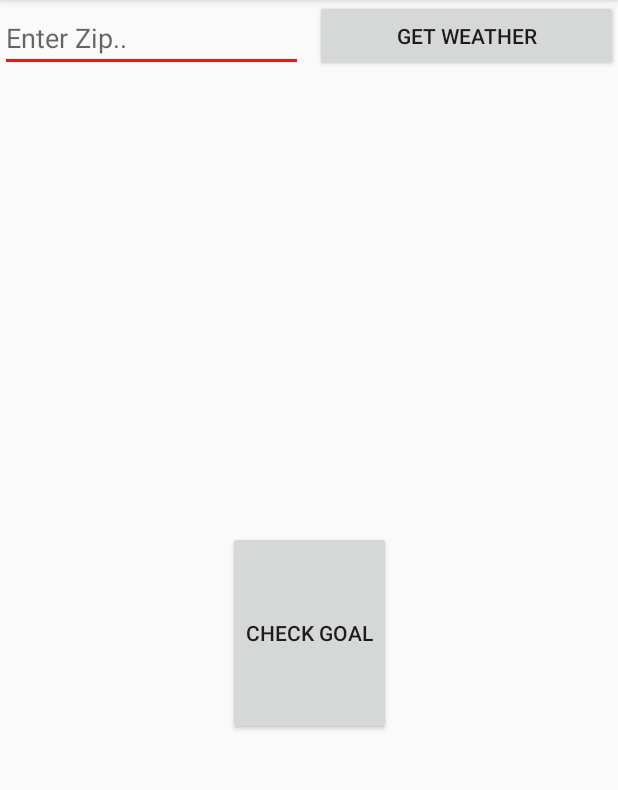
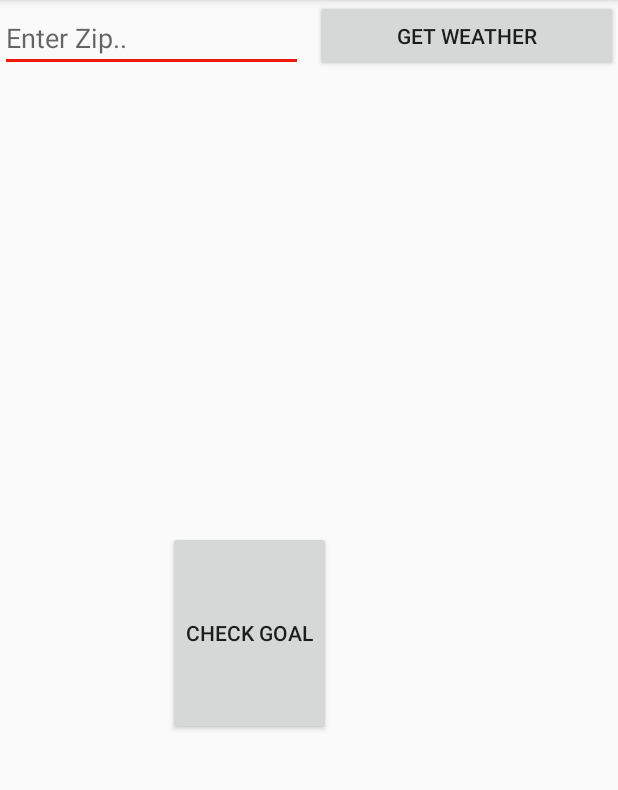
Before and after one commit to sharangw/iot-milestone5, an Android app: the screen it shows after launch (MainActivity), on a phone screen of 412 x 824 dp, the part 84-874 px from its top. Run offline under Robolectric (Android 15) with nearby library versions, the phone set to English and light mode, and no system bars; our stand-ins replace Picasso, Volley; libraries missing offline, so code that uses them is left out: org.eclipse.paho; pictures from the network do not load; 2 statements that could not run were skipped.

Commit message:
It works

```diff
--- a/app/src/main/java/edu/utexas/mpc/samplemqttandroidapp/MainActivity.kt
+++ b/app/src/main/java/edu/utexas/mpc/samplemqttandroidapp/MainActivity.kt
@@ -36,6 +36,7 @@ class MainActivity : AppCompatActivity() {
     lateinit var imageView: ImageView
     lateinit var retrieveButton: Button
     lateinit var syncButton: Button
+    lateinit var tomorrowButton: Button
 
     lateinit var queue: RequestQueue
     lateinit var gson: Gson
@@ -68,6 +69,7 @@ class MainActivity : AppCompatActivity() {
         imageView = this.findViewById(R.id.icon)
         retrieveButton = this.findViewById(R.id.retrieveButton)
         syncButton = this.findViewById(R.id.syncButton)
+        tomorrowButton = this.findViewById(R.id.syncAgain)
         context = this.baseContext
 
         queue = Volley.newRequestQueue(this)
@@ -79,6 +81,9 @@ class MainActivity : AppCompatActivity() {
         // when the user presses the syncbutton, this method will get called
         syncButton.setOnClickListener({ sendWeatherData() })
 
+        // when user presses the tomorrowButton, this method will be called
+        tomorrowButton.setOnClickListener({ getBackSteps() })
+
         // initialize the paho mqtt client with the uri and client id
         mqttAndroidClient = MqttAndroidClient(getApplicationContext(), serverUri, clientId);
 
@@ -87,28 +92,31 @@ class MainActivity : AppCompatActivity() {
 
             // when the client is successfully connected to the broker, this method gets called
             override fun connectComplete(reconnect: Boolean, serverURI: String?) {
-                println("Connection Complete!!")
-                // this subscribes the client to the subscribe topic
+                println("sendWeatherData() - Connection Complete!!")
+
                 mqttAndroidClient.subscribe(subscribeTopic, 0)
 
                 val message = MqttMessage()
 
-                message.payload = ("IoTaxes Steps").toByteArray()
+                message.payload = ("IoTexas Steps").toByteArray()
 
                 message.payload = (weatherData).toByteArray()
                 // this publishes a message to the publish topic
                 mqttAndroidClient.publish(publishTopic, message)
+                println("published message")
 
             }
 
             // this method is called when a message is received that fulfills a subscription
             override fun messageArrived(topic: String, message: MqttMessage) {
-                //println(message)
+                println("sendWeatherData() - Message Arrived")
 
                 try {
                     val data = String(message.payload, charset("UTF-8"))
+                    println("getBackSteps() Data from Pi: " + data)
                     steps.setText(data)
                 } catch (e:Exception) {}
+
 
             }
 
@@ -235,14 +243,16 @@ class MainActivity : AppCompatActivity() {
 
                     // compute averages of all lists
                     val averageTemp : Long = calculateAverage(temps)
-                    val averageMinTemp : Long = calculateAverage(minTemps)
-                    val averageMaxTemp : Long = calculateAverage(maxTemps)
+                    val averageMinTemp : Long? = minTemps.min()
+                    val averageMinTempLong : Long = averageMinTemp!!.toLong()
+                    val averageMaxTemp : Long? = maxTemps.max()
+                    val averageMaxTempLong : Long = averageMaxTemp!!.toLong()
 
                     val averageRain : Double = calculateAverageDouble(rains)
                     val averageSnow : Double = calculateAverageDouble(snows)
 
                     // Create json object of forecasted weather data to send to Raspberry Pi
-                    prepareForecastWeatherData(averageTemp, averageMinTemp, averageMaxTemp, averageRain, averageSnow)
+                    prepareForecastWeatherData(averageTemp, averageMinTempLong, averageMaxTempLong, averageRain, averageSnow)
 
                     // combine two sets of weather data
                     weatherData = currentWeatherData + forecastWeatherData
@@ -254,37 +264,45 @@ class MainActivity : AppCompatActivity() {
         queue.add(stringRequestForecast)
     }
 
+    /**
+     * This method sends the weather data by publishing to the testtopic
+     */
     fun sendWeatherData() {
 
         // connects the paho mqtt client to the broker
         mqttAndroidClient.connect() // sync with pi
+        println("Connecting to PI.....")
 
         // when things happen in the mqtt client, these callbacks will be called
         mqttAndroidClient.setCallback(object: MqttCallbackExtended {
 
             // when the client is successfully connected to the broker, this method gets called
             override fun connectComplete(reconnect: Boolean, serverURI: String?) {
-                println("Connection Complete!!")
+                println("sendWeatherData() - Connection Complete!!")
+
+                mqttAndroidClient.subscribe(subscribeTopic, 0)
 
                 val message = MqttMessage()
 
-                message.payload = ("IoTaxes Steps").toByteArray()
+                message.payload = ("IoTexas Steps").toByteArray()
 
                 message.payload = (weatherData).toByteArray()
                 // this publishes a message to the publish topic
                 mqttAndroidClient.publish(publishTopic, message)
+                println("published message")
 
             }
 
             // this method is called when a message is received that fulfills a subscription
             override fun messageArrived(topic: String, message: MqttMessage) {
-                println("Message Arrived")
+                println("sendWeatherData() - Message Arrived")
 
                 try {
                     val data = String(message.payload, charset("UTF-8"))
-                    println("getBackStesp() Data from Pi: " + data)
+                    println("getBackSteps() Data from Pi: " + data)
                     steps.setText(data)
                 } catch (e:Exception) {}
+
 
             }
 
@@ -301,12 +319,14 @@ class MainActivity : AppCompatActivity() {
 
     fun getBackSteps(){
 
+        println("here inside get back steps")
+
         // when things happen in the mqtt client, these callbacks will be called
         mqttAndroidClient.setCallback(object: MqttCallbackExtended {
 
             // when the client is successfully connected to the broker, this method gets called
             override fun connectComplete(reconnect: Boolean, serverURI: String?) {
-                println("Connection Complete!!")
+                println("getBackSteps() - Connection Complete")
                 // this subscribes the client to the subscribe topic
                 mqttAndroidClient.subscribe(subscribeTopic, 0)
 
@@ -316,9 +336,11 @@ class MainActivity : AppCompatActivity() {
             override fun messageArrived(topic: String, message: MqttMessage) {
                 //println(message)
 
+                println("getBackSteps() - message arrived!!!!!!!")
+
                 try {
                     val data = String(message.payload, charset("UTF-8"))
-                    println("getBackStesp() Data from Pi: " + data)
+                    println("getBackSteps() Data from Pi: " + data)
                     steps.setText(data)
                 } catch (e:Exception) {}
 
--- a/app/src/main/res/layout/activity_main.xml
+++ b/app/src/main/res/layout/activity_main.xml
@@ -87,7 +87,7 @@
         android:id="@+id/syncButton"
         android:layout_width="wrap_content"
         android:layout_height="136dp"
-        android:layout_marginStart="148dp"
+        android:layout_marginStart="68dp"
         android:layout_marginTop="136dp"
         android:layout_marginEnd="148dp"
         android:text="Check Goal"
@@ -96,4 +96,17 @@
         app:layout_constraintTop_toBottomOf="@+id/description" />
 
 
+    <Button
+        android:id="@+id/syncAgain"
+        android:layout_width="wrap_content"
+        android:layout_height="136dp"
+        android:layout_marginStart="348dp"
+        android:layout_marginTop="136dp"
+        android:layout_marginEnd="148dp"
+        android:text="Tomorrow"
+        app:layout_constraintEnd_toEndOf="parent"
+        app:layout_constraintStart_toStartOf="parent"
+        app:layout_constraintTop_toBottomOf="@+id/description"/>
+
+
 </android.support.constraint.ConstraintLayout>
```
